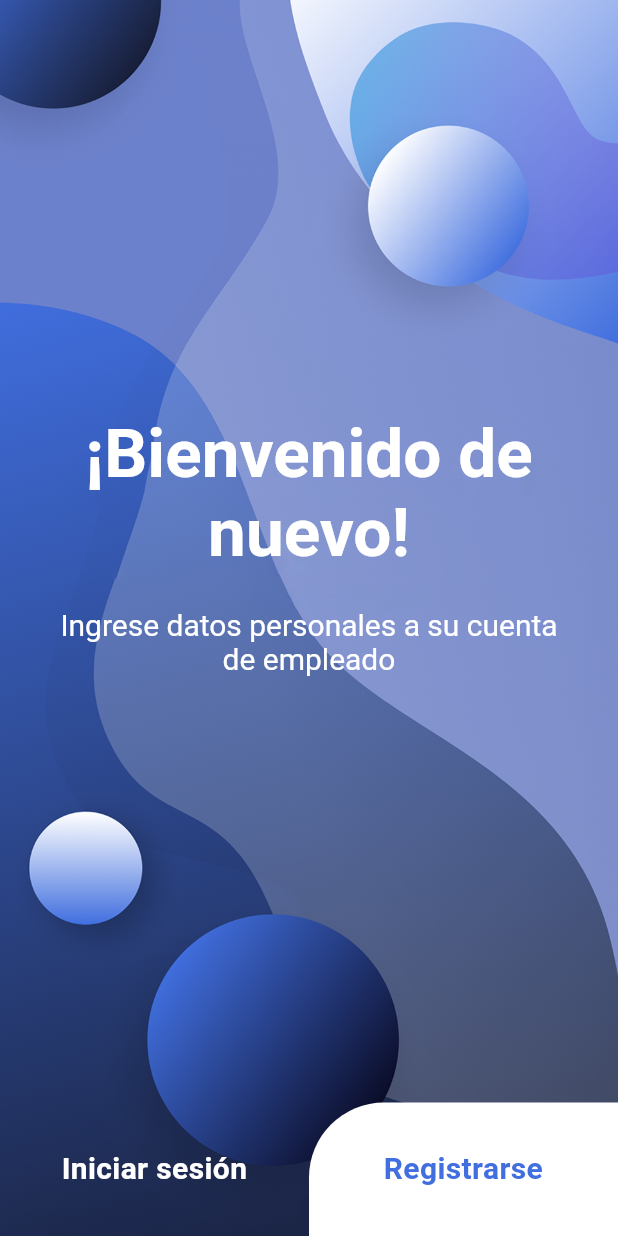
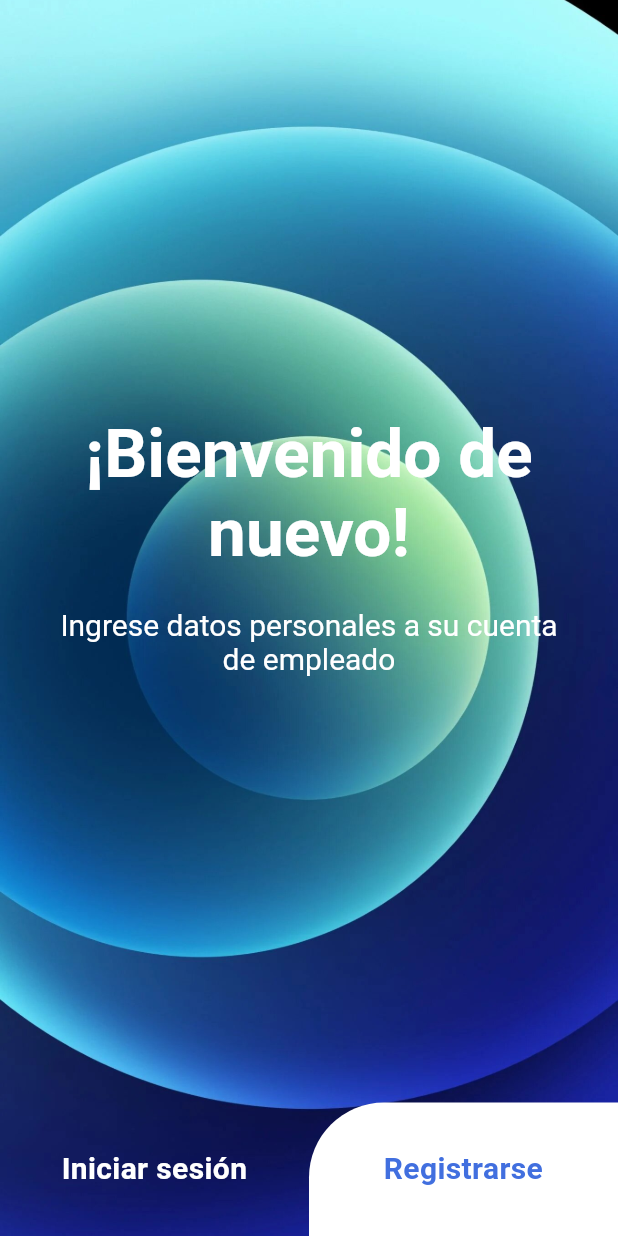
Before and after one commit to LuisRomero0502/AppDeAutenticacion, a Flutter app: the screen it shows after launch, on a phone screen of 412 x 824 dp. Run offline on Flutter 3.47's test engine with Material 3 defaults, Android fonts, the phone set to English and light mode, and no system bars; our stand-ins replace icons_plus.

Commit message:
Fondo
Modificación de diseño

```diff
--- a/app_de_autenticacion/lib/screens/signup_screen.dart
+++ b/app_de_autenticacion/lib/screens/signup_screen.dart
@@ -163,7 +163,7 @@ class _SignUpScreenState extends State<SignUpScreen> {
                             activeColor: lightColorScheme.primary,
                           ),
                           const Text(
-                            'Acepto los',
+                            'Acepto los ',
                             style: TextStyle(
                               color: Colors.black45,
                             ),
--- a/app_de_autenticacion/lib/widgets/custom_scaffold.dart
+++ b/app_de_autenticacion/lib/widgets/custom_scaffold.dart
@@ -7,7 +7,7 @@ class CustomScaffold extends StatelessWidget {
   Widget build(BuildContext context) {
     return Scaffold(
       appBar: AppBar(
-        iconTheme: const IconThemeData(color: Colors.white),
+        iconTheme: const IconThemeData(color: Color(0xFFFFFFFF)),
         backgroundColor: Colors.transparent,
         elevation: 0,
       ),
@@ -15,7 +15,7 @@ class CustomScaffold extends StatelessWidget {
       body: Stack(
         children: [
           Image.asset(
-            'assets/images/bg1.png',
+            'assets/images/4.jpg',
             fit: BoxFit.cover,
             width: double.infinity,
             height: double.infinity,
```
Also changed, not shown: app_de_autenticacion/assets/images/1.jpg (added), app_de_autenticacion/assets/images/2.jpg (added), app_de_autenticacion/assets/images/3.jpg (added), app_de_autenticacion/assets/images/4.jpg (added).
